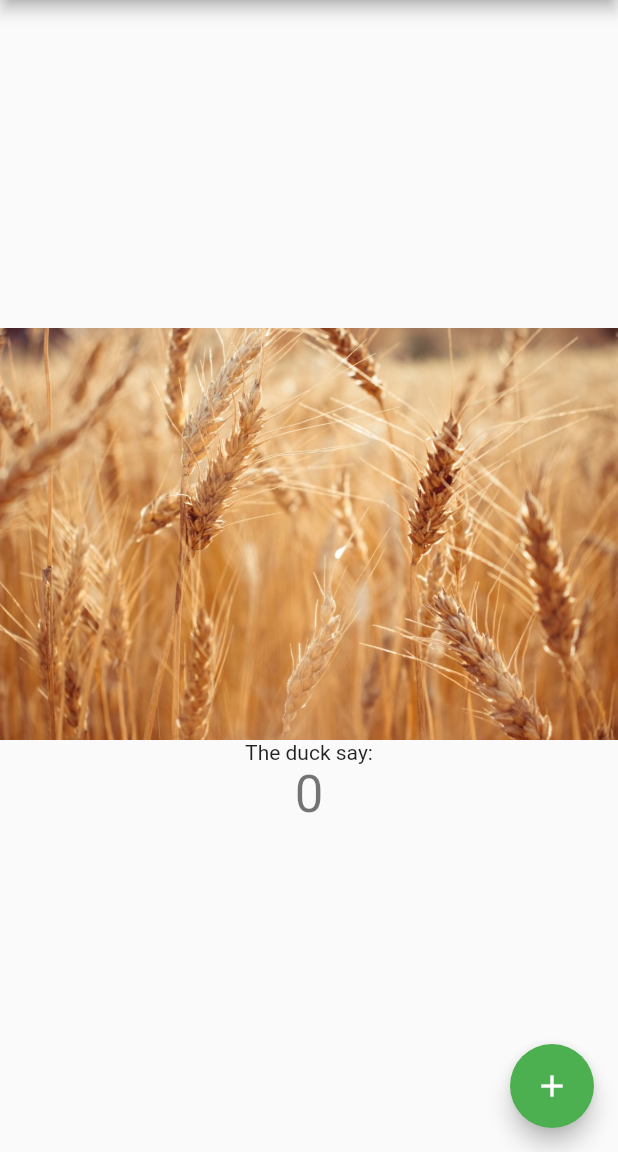
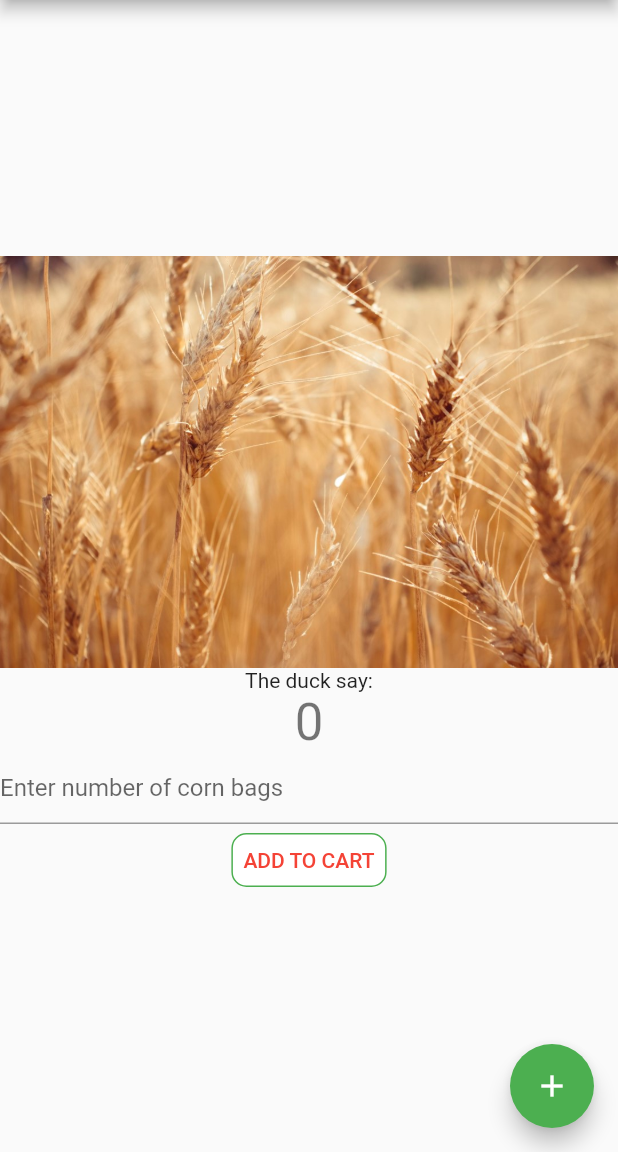
Before and after one commit to AdamProbert/MadeTech-FarmerCornBoatCalculator, a Flutter app: the screen it shows after launch, on a phone screen of 412 x 824 dp, the part 84-1236 px from its top. Run offline on Flutter 3.47's test engine with Material 2 defaults, Android fonts, the phone set to English and light mode, and no system bars.

Commit message:
Added button

```diff
--- a/lib/main.dart
+++ b/lib/main.dart
@@ -53,8 +53,7 @@ class _MyHomePageState extends State<MyHomePage> {
   int _counter = 0;
 
   void _incrementCounter() {
-    setState(() {
-    });
+    setState(() {});
     // This call to setState tells the Flutter framework that something has
     // changed in this State, which causes it to rerun the build method below
     // so that the display can reflect the updated values. If we changed
@@ -105,6 +104,26 @@ class _MyHomePageState extends State<MyHomePage> {
               '$_counter',
               style: Theme.of(context).textTheme.headline4,
             ),
+            TextField(
+                decoration: InputDecoration(
+                  hintText: 'Enter number of corn bags',
+                ),
+                keyboardType: TextInputType.number),
+            FlatButton(
+              shape: RoundedRectangleBorder(
+                  borderRadius: BorderRadius.circular(10.0),
+                  side: BorderSide(color: Colors.green)),
+              color: Colors.white,
+              textColor: Colors.red,
+              padding: EdgeInsets.all(8.0),
+              onPressed: () {},
+              child: Text(
+                "Add to Cart".toUpperCase(),
+                style: TextStyle(
+                  fontSize: 14.0,
+                ),
+              ),
+            ),
           ],
         ),
       ),
```
